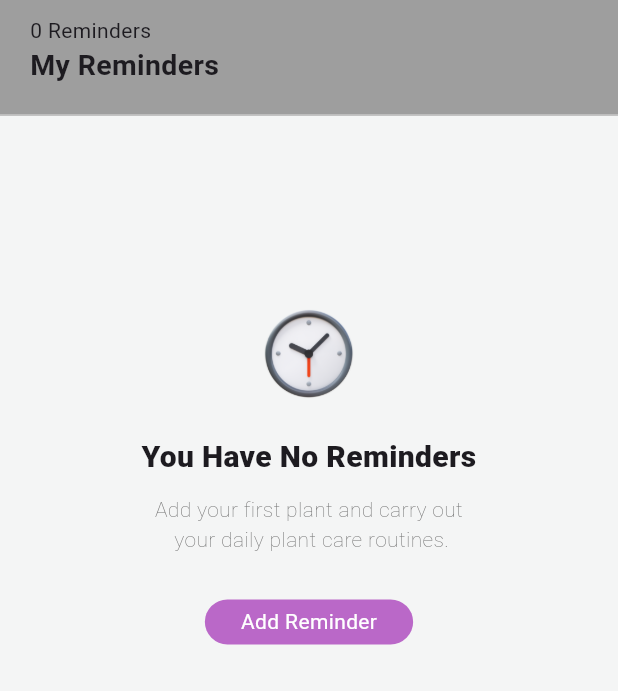
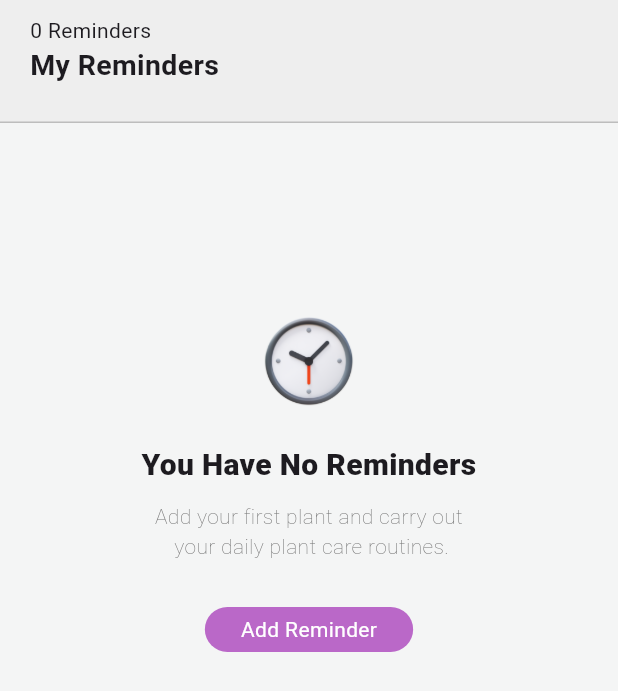
Before and after one commit to hashemUOP/AuraAlert, a Flutter app: the Reminders screen opened directly, on a phone screen of 412 x 824 dp. Shown: the top 691 px of the screen. Run offline on Flutter 3.47's test engine with Material 3 defaults, Android fonts, the phone set to English and light mode, and no system bars; our stand-ins replace audioplayers, auto_size_text, cloud_firestore, file_picker, firebase_auth, firebase_core and 11 more; missing offline and left inert: flutter_spinner_time_picker; accounts and stored records are empty; Roboto replaces fonts that are missing (BungeeSpice).

Commit message:
random updates

```diff
--- a/lib/navbar_pages/chatbot/ChatBotSub.dart
+++ b/lib/navbar_pages/chatbot/ChatBotSub.dart
@@ -244,7 +244,7 @@ class _ChatBotState extends State<ChatBot> {
       bottomRight: const Radius.circular(12),
     );
 
-    final bgColor = isUser ? Colors.green.shade600 : Colors.grey.shade300;
+    final bgColor = isUser ? Colors.purple.shade300 : Colors.grey.shade300;
     final textColor = isUser ? Colors.white : Colors.black87;
 
     if (m.isImage && m.imagePath != null) {
--- a/lib/navbar_pages/reminders.dart
+++ b/lib/navbar_pages/reminders.dart
@@ -97,8 +97,8 @@ class _MyRemindersState extends State<Reminders> {
 
     return Scaffold(
       appBar: AppBar(
-        toolbarHeight: 75,
-        backgroundColor: Colors.grey,
+        toolbarHeight: 80,
+        backgroundColor: Colors.grey.shade200,
         automaticallyImplyLeading: false,
         bottom: PreferredSize(
           preferredSize: const Size.fromHeight(2.0),
@@ -227,10 +227,10 @@ class _MyRemindersState extends State<Reminders> {
                   child: Container(
                     padding: const EdgeInsets.all(8),
                     decoration: BoxDecoration(
-                      color: Colors.blue.withOpacity(0.1),
+                      color: Colors.purple.withOpacity(0.1),
                       borderRadius: BorderRadius.circular(8),
                     ),
-                    child: const Icon(Icons.add, color: Colors.blue),
+                    child:  Icon(Icons.add, color: Colors.purple.shade200),
                   ),
                 ),
               ),
@@ -251,7 +251,7 @@ class _MyRemindersState extends State<Reminders> {
                 ),
                 decoration: BoxDecoration(
                   borderRadius: BorderRadius.circular(8),
-                  color: Colors.purple,
+                  color: Colors.purple.shade300,
                 ),
                 child: Column(
                   crossAxisAlignment: CrossAxisAlignment.start,
```
